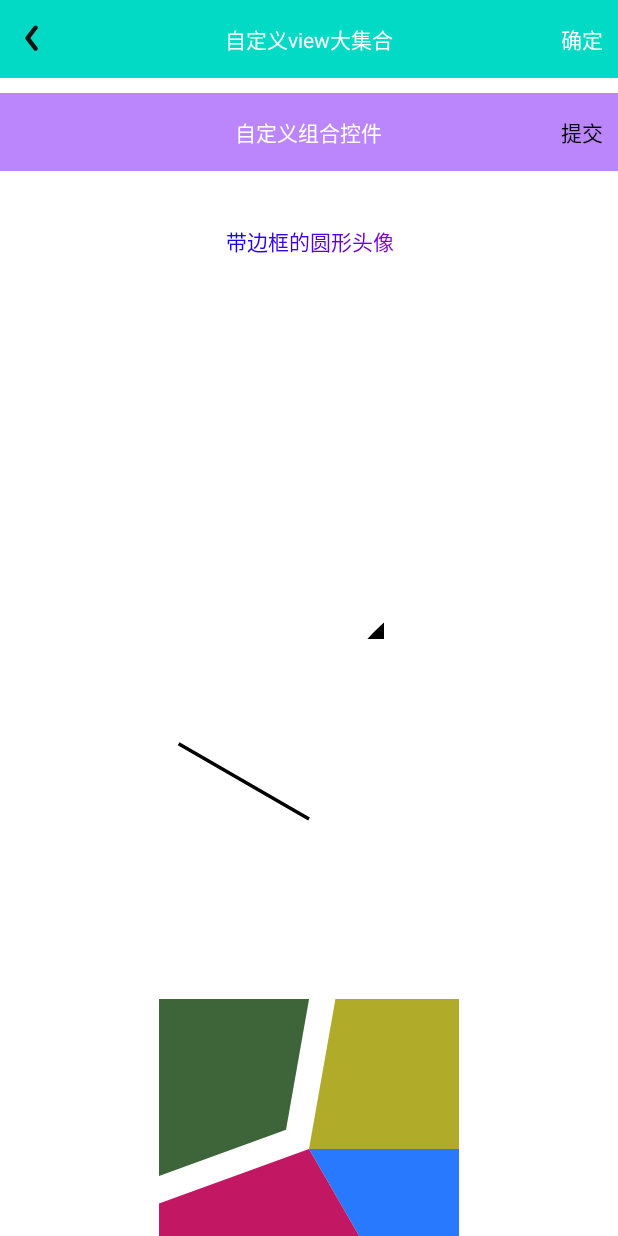
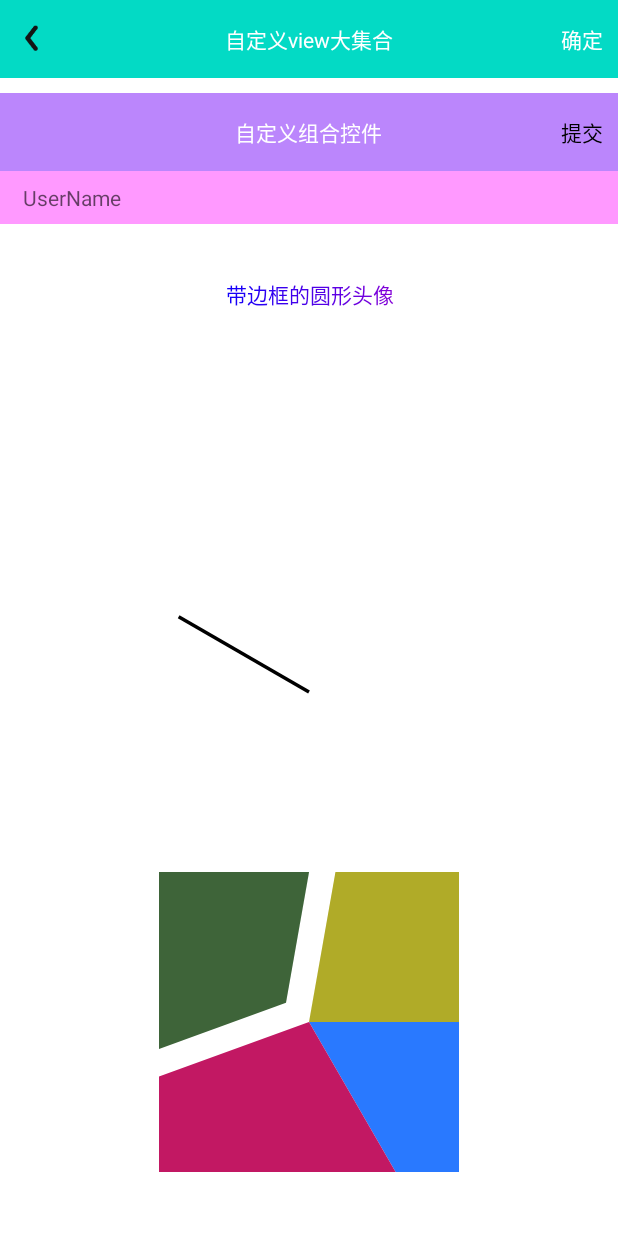
Before and after one commit to menglijun/CustomView, an Android app: the screen it shows after launch (MainActivity), on a phone screen of 412 x 824 dp. Run offline under Robolectric (Android 15) with nearby library versions, the phone set to English and light mode, and no system bars; our stand-ins replace CircleImageView.

Commit message:
自定义输入框

```diff
--- a/app/src/main/java/com/chengdu/myviewbinding/MainActivity.java
+++ b/app/src/main/java/com/chengdu/myviewbinding/MainActivity.java
@@ -29,6 +29,7 @@ import android.view.SurfaceView;
 import android.view.View;
 import android.widget.Toast;
 
+//import com.chengdu.myviewbinding.databinding.ActivityMainBinding;
 import com.chengdu.myviewbinding.databinding.ActivityMainBinding;
 import com.example.qrcode.Constant;
 import com.example.qrcode.ScannerActivity;
@@ -56,9 +57,11 @@ public class MainActivity extends AppCompatActivity {
     @Override
     protected void onCreate(Bundle savedInstanceState) {
         super.onCreate(savedInstanceState);
-        setContentView(R.layout.activity_main);
+//        setContentView(R.layout.activity_main);
         mViewBinding = ActivityMainBinding.inflate(LayoutInflater.from(this));
         setContentView(mViewBinding.getRoot());
+//        mViewBinding.etMaterial.setUserFloatingLabel(true);
+
 //        mViewBinding.textView.setText("jfowegjowgjoagjiowregpqowg");
 //        mViewBinding.textView.setOnClickListener(new View.OnClickListener() {
 //            @Override
@@ -66,19 +69,19 @@ public class MainActivity extends AppCompatActivity {
 //                initPermission();
 //            }
 //        });
-        ArrayList<Long> data = new ArrayList<>();
-        ArrayList<String> names = new ArrayList<>();
-        for (int i = 0; i< 100; i+= 15){
-            data.add(Long.valueOf(i+1));
-            names.add(i+"号");
-        }
-        mViewBinding.histogram.updateThisData(data, names);
+//        ArrayList<Long> data = new ArrayList<>();
+//        ArrayList<String> names = new ArrayList<>();
+//        for (int i = 0; i< 100; i+= 15){
+//            data.add(Long.valueOf(i+1));
+//            names.add(i+"号");
+//        }
+//        mViewBinding.histogram.updateThisData(data, names);
 //        initPermission();
 
 //        SurfaceView
     }
 
-    private void initPermission() {
+    /*private void initPermission() {
         //先申请权限
         if (ContextCompat.checkSelfPermission(MainActivity.this, Manifest.permission.CAMERA) == PackageManager.PERMISSION_GRANTED) {
             goScanner();
@@ -137,5 +140,5 @@ public class MainActivity extends AppCompatActivity {
             }
         }
         super.onActivityResult(requestCode, resultCode, data);
-    }
+    }*/
 }
--- /dev/null
+++ b/app/src/main/java/com/chengdu/myviewbinding/MaterialEditText.java
@@ -0,0 +1,119 @@
+package com.chengdu.myviewbinding;
+
+import android.animation.ObjectAnimator;
+import android.annotation.SuppressLint;
+import android.content.Context;
+import android.content.res.TypedArray;
+import android.graphics.Canvas;
+import android.graphics.Color;
+import android.graphics.Paint;
+import android.text.Editable;
+import android.text.TextUtils;
+import android.text.TextWatcher;
+import android.util.AttributeSet;
+import android.widget.EditText;
+
+import androidx.annotation.NonNull;
+import androidx.annotation.Nullable;
+import androidx.appcompat.widget.AppCompatEditText;
+
+/**
+ * @Author LY
+ * @Date 2021/6/5 11:20
+ */
+public class MaterialEditText extends androidx.appcompat.widget.AppCompatEditText {
+    private final static float TEXT_SIZE = Utils.dp2px(12);
+    private final static float TEXT_VERTICAL_OFFSET = Utils.dp2px(8);//输入框垂直padding
+    private final static float TEXT_HORIZONTAL_OFFSET = Utils.dp2px(15);//水平padding
+    private final static float TEXT_VERTICAL_SPACE = Utils.dp2px(4);//label和输入框字体间距
+
+
+    private Paint mPaint = new Paint(Paint.ANTI_ALIAS_FLAG);
+
+    private ObjectAnimator animator;
+    private boolean floatingLabelShown;
+    private float floatingLabelFraction;
+    private boolean userFloatingLabel;
+
+    public float getFloatingLabelFraction() {
+        return floatingLabelFraction;
+    }
+
+    public void setUserFloatingLabel(boolean userFloatingLabel) {
+        this.userFloatingLabel = userFloatingLabel;
+        setPadding();
+    }
+
+    public void setFloatingLabelFraction(float floatingLabelFraction) {
+        this.floatingLabelFraction = floatingLabelFraction;
+        invalidate();
+    }
+
+    public MaterialEditText(Context context) {
+        this(context, null);
+    }
+
+    public MaterialEditText(@NonNull Context context, @Nullable AttributeSet attrs) {
+        this(context, attrs, 0);
+    }
+
+    public MaterialEditText(@NonNull Context context, @Nullable AttributeSet attrs, int defStyleAttr) {
+        super(context, attrs, defStyleAttr);
+        TypedArray attributes = context.obtainStyledAttributes(attrs, R.styleable.MaterialEditText);
+        if (attributes != null) {
+            userFloatingLabel = attributes.getBoolean(R.styleable.MaterialEditText_userFloatingLabel, false);
+        }
+        init();
+    }
+
+    private void init() {
+        mPaint.setColor(Color.RED);
+        mPaint.setTextSize(TEXT_SIZE);
+        setPadding();
+        if (userFloatingLabel) {
+            addTextChangedListener(new TextWatcher() {
+                @Override
+                public void beforeTextChanged(CharSequence s, int start, int count, int after) {
+
+                }
+
+                @Override
+                public void onTextChanged(CharSequence s, int start, int before, int count) {
+                    if (!floatingLabelShown && !TextUtils.isEmpty(s)) {
+                        floatingLabelShown = true;
+                        getAnimator().start();
+                        setPadding();
+                    } else if (floatingLabelShown && TextUtils.isEmpty(s)){
+                        floatingLabelShown = false;
+                        getAnimator().reverse();
+                        setPadding();
+                    }
+                }
+
+                @Override
+                public void afterTextChanged(Editable s) {
+
+                }
+            });
+        }
+    }
+
+    private void setPadding() {
+        if (userFloatingLabel && !TextUtils.isEmpty(getText().toString())) setPadding((int) (TEXT_HORIZONTAL_OFFSET), (int) (TEXT_VERTICAL_OFFSET + TEXT_SIZE + TEXT_VERTICAL_SPACE), (int) TEXT_HORIZONTAL_OFFSET, (int) TEXT_VERTICAL_OFFSET);
+        else setPadding((int) (TEXT_HORIZONTAL_OFFSET), (int) (TEXT_VERTICAL_OFFSET), (int) TEXT_HORIZONTAL_OFFSET, (int) TEXT_VERTICAL_OFFSET);
+    }
+
+    private ObjectAnimator getAnimator() {
+        if (animator == null) {
+            animator = ObjectAnimator.ofFloat(MaterialEditText.this, "floatingLabelFraction", 0, 1);
+        }
+        return animator;
+    }
+
+    @Override
+    protected void onDraw(Canvas canvas) {
+        super.onDraw(canvas);
+        mPaint.setAlpha((int) (0xff * floatingLabelFraction));
+        canvas.drawText(getHint().toString(), TEXT_HORIZONTAL_OFFSET, TEXT_VERTICAL_OFFSET + TEXT_SIZE, mPaint);
+    }
+}
--- a/app/src/main/res/layout/activity_main.xml
+++ b/app/src/main/res/layout/activity_main.xml
@@ -11,6 +11,7 @@
         android:layout_height="match_parent"
         android:gravity="center_horizontal"
         android:orientation="vertical">
+
         <com.chengdu.myviewbinding.HeadView
             android:layout_width="match_parent"
             android:layout_height="wrap_content"
@@ -26,6 +27,15 @@
             lee:tlb_title_text="自定义组合控件"
             lee:tlb_right_button_text="提交"
             lee:tlb_right_button_text_color="@color/black"/>
+
+        <com.chengdu.myviewbinding.MaterialEditText
+            android:id="@+id/et_material"
+            android:layout_width="match_parent"
+            android:layout_height="wrap_content"
+            app:userFloatingLabel="true"
+            android:background="@color/pink"
+            android:hint="UserName"/>
+
         <com.chengdu.myviewbinding.GradientTextView
             android:id="@+id/tv_avatar"
             android:layout_width="wrap_content"
@@ -40,10 +50,10 @@
             android:src="@mipmap/ic_launcher"
             app:border_width="3dp"
             app:border_color="#FF222222"/>
-        <com.chengdu.myviewbinding.AvatarView
+        <!--<com.chengdu.myviewbinding.AvatarView
             android:layout_width="100dp"
             android:layout_height="100dp"
-            android:layout_marginTop="20dp"/>
+            android:layout_marginTop="20dp"/>-->
         <com.chengdu.myviewbinding.DashBoard
             android:layout_width="200dp"
             android:layout_height="200dp"
@@ -63,6 +73,7 @@
             android:layout_width="match_parent"
             android:layout_height="300dp"
             android:layout_marginTop="20dp"/>
+
     </LinearLayout>
 
 </androidx.core.widget.NestedScrollView>
--- /dev/null
+++ b/app/src/main/res/values/attrs.xml
@@ -0,0 +1,6 @@
+<?xml version="1.0" encoding="utf-8"?>
+<resources>
+    <declare-styleable name="MaterialEditText">
+        <attr name="userFloatingLabel" format="boolean"/>
+    </declare-styleable>
+</resources>
--- a/app/src/main/res/values/colors.xml
+++ b/app/src/main/res/values/colors.xml
@@ -7,4 +7,5 @@
     <color name="teal_700">#FF018786</color>
     <color name="black">#FF000000</color>
     <color name="white">#FFFFFFFF</color>
+    <color name="pink">#FFFF99FF</color>
 </resources>
```
Also changed, not shown: app/src/main/java/com/chengdu/myviewbinding/MyEditText.java (deleted, +0 -20 lines).
